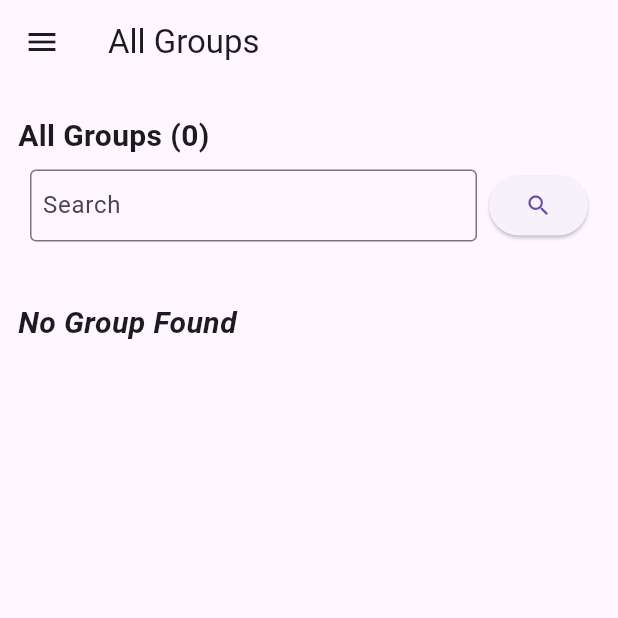
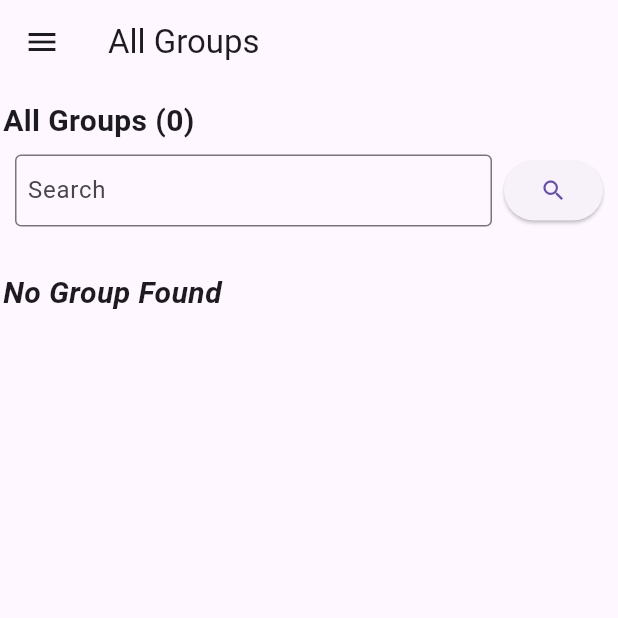
Before and after one commit to haffizaliraza/MentSpacMobileApp, a Flutter app: the AllGroups screen opened directly, on a phone screen of 412 x 824 dp, the top half of it. Run offline on Flutter 3.47's test engine with Material 3 defaults, Android fonts, the phone set to English and light mode, and no system bars; our stand-ins replace carousel_slider, chewie, file_picker, firebase_auth, flutter_redux, flutter_svg and 6 more; missing offline and left inert: mime_type; accounts and stored records are empty.

Commit message:
code push 21 march

```diff
--- a/lib/allGroups_page.dart
+++ b/lib/allGroups_page.dart
@@ -258,7 +258,7 @@ class _AllGroupsState extends State<AllGroups> {
             )
           : SingleChildScrollView(
               child: Container(
-                margin: EdgeInsets.all(12),
+                margin: EdgeInsets.all(2),
                 child: Column(
                   crossAxisAlignment: CrossAxisAlignment.stretch,
                   children: [
@@ -301,7 +301,7 @@ class _AllGroupsState extends State<AllGroups> {
                         ],
                       ),
                     ),
-                    SizedBox(height: 40),
+                    SizedBox(height: 30),
                     if (categoryGroupData.isNotEmpty &&
                         data.isEmpty &&
                         !filteredData)
@@ -321,8 +321,8 @@ class _AllGroupsState extends State<AllGroups> {
                               gridDelegate:
                                   SliverGridDelegateWithFixedCrossAxisCount(
                                 crossAxisCount: 1,
-                                crossAxisSpacing: 8,
-                                mainAxisSpacing: 8,
+                                crossAxisSpacing: 32,
+                                mainAxisSpacing: 32,
                               ),
                               itemCount: categoryGroupData.length,
                               shrinkWrap: true,
@@ -353,8 +353,8 @@ class _AllGroupsState extends State<AllGroups> {
                             gridDelegate:
                                 SliverGridDelegateWithFixedCrossAxisCount(
                               crossAxisCount: 1,
-                              crossAxisSpacing: 8,
-                              mainAxisSpacing: 8,
+                              crossAxisSpacing: 32,
+                              mainAxisSpacing: 32,
                             ),
                             itemCount: data.length,
                             shrinkWrap: true,
--- a/lib/group_page.dart
+++ b/lib/group_page.dart
@@ -198,6 +198,12 @@ class _GroupScreenState extends State<GroupScreen> {
     return Scaffold(
       appBar: AppBar(
         title: Text('Group Page'),
+        leading: IconButton(
+          icon: Icon(Icons.arrow_back),
+          onPressed: () {
+            Navigator.pop(context); // Navigate back to previous screen
+          },
+        ),
       ),
       drawer: Drawer(
         child: ListView(
```
Also changed, not shown: lib/groupCard_page.dart (+18 -15 lines).
